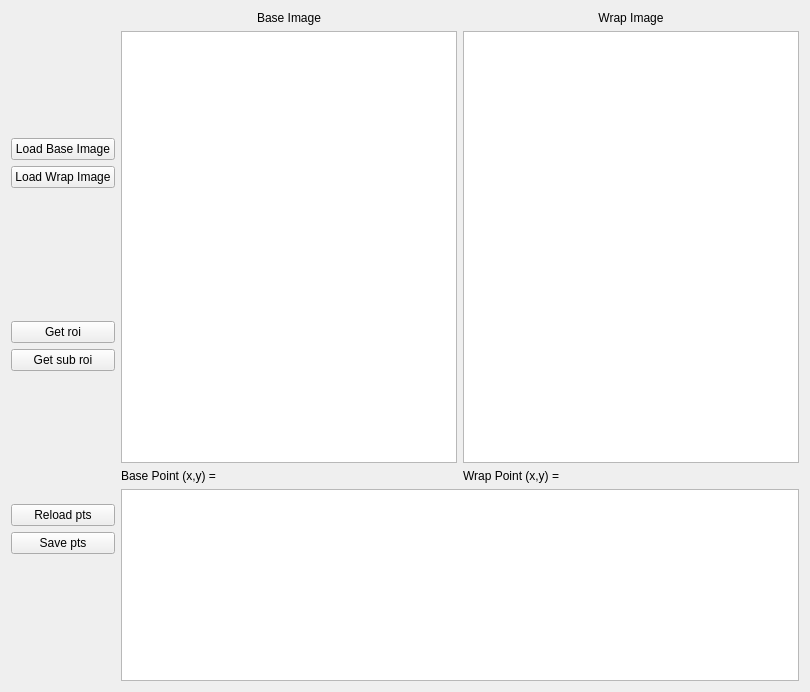
Before: the Qt Designer form ImageControlPointSelect/widget.ui in xiao110xy/qt_project, drawn with Qt 5.
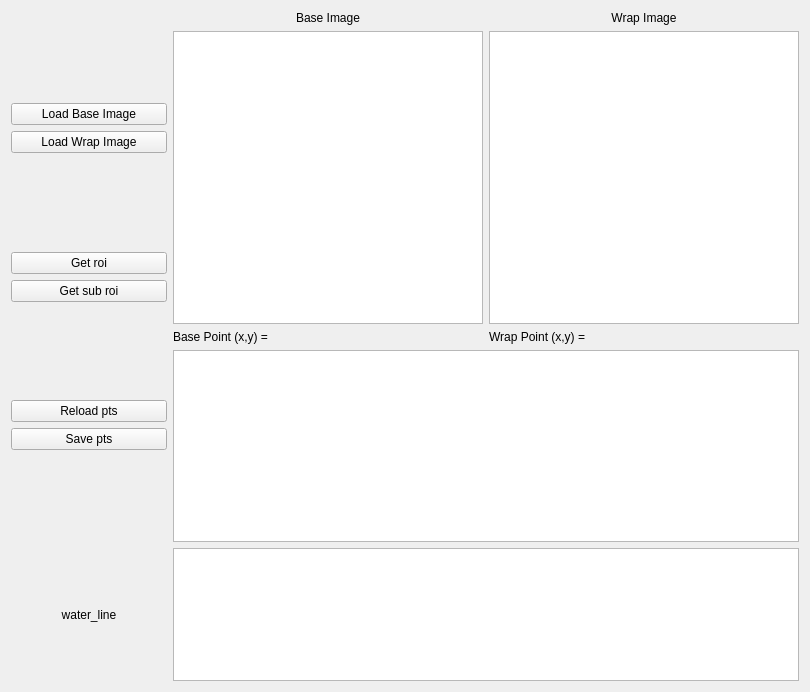
After: the same form once the commit is applied. Custom widgets are drawn as their Qt base class.

What changed in the file:
```diff
--- a/ImageControlPointSelect/widget.ui
+++ b/ImageControlPointSelect/widget.ui
@@ -13,7 +13,9 @@
   <property name="windowTitle">
    <string>Control Point Select</string>
   </property>
-  <layout class="QHBoxLayout" name="horizontalLayout_3">
+  <layout class="QVBoxLayout" name="verticalLayout_5" stretch="8,2">
+   <item>
+    <layout class="QHBoxLayout" name="horizontalLayout_3" stretch="2,8">
    <item>
     <layout class="QVBoxLayout" name="verticalLayout">
      <item>
@@ -190,6 +192,38 @@
      </item>
      <item>
       <widget class="MyQTableWidget" name="tableWidget">
+         <property name="sizePolicy">
+          <sizepolicy hsizetype="Expanding" vsizetype="Expanding">
+           <horstretch>0</horstretch>
+           <verstretch>0</verstretch>
+          </sizepolicy>
+         </property>
+         <property name="rowCount">
+          <number>0</number>
+         </property>
+         <property name="columnCount">
+          <number>0</number>
+         </property>
+        </widget>
+       </item>
+      </layout>
+     </item>
+    </layout>
+   </item>
+   <item>
+    <layout class="QHBoxLayout" name="horizontalLayout_4" stretch="2,8">
+     <item>
+      <widget class="QLabel" name="label">
+       <property name="text">
+        <string>water_line</string>
+       </property>
+       <property name="alignment">
+        <set>Qt::AlignCenter</set>
+       </property>
+      </widget>
+     </item>
+     <item>
+      <widget class="MyQTableWidget" name="tableWidget_List">
        <property name="sizePolicy">
         <sizepolicy hsizetype="Expanding" vsizetype="Expanding">
          <horstretch>0</horstretch>
```
Lines whose indentation alone changed are shown as unchanged.
